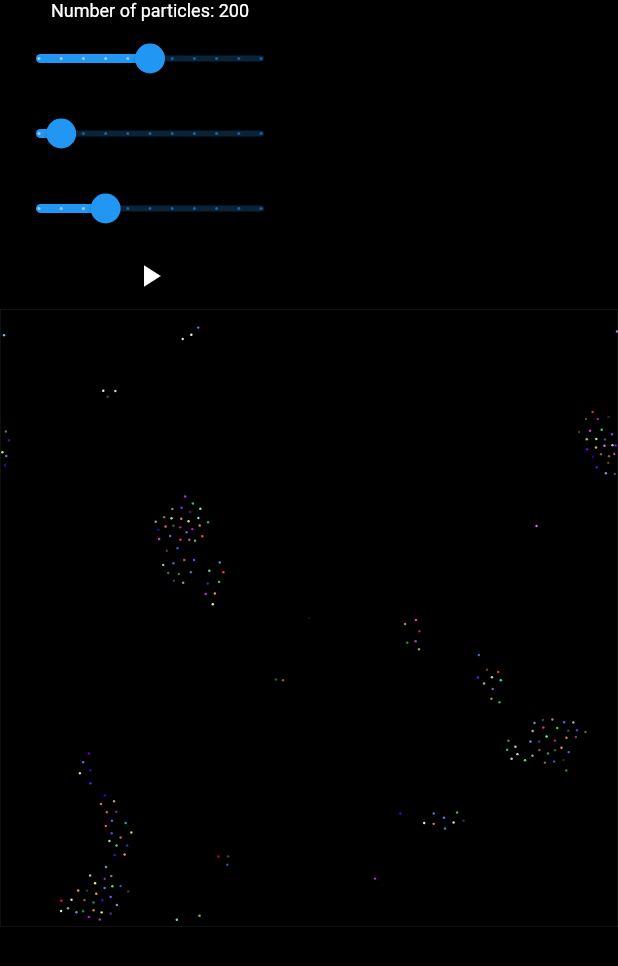
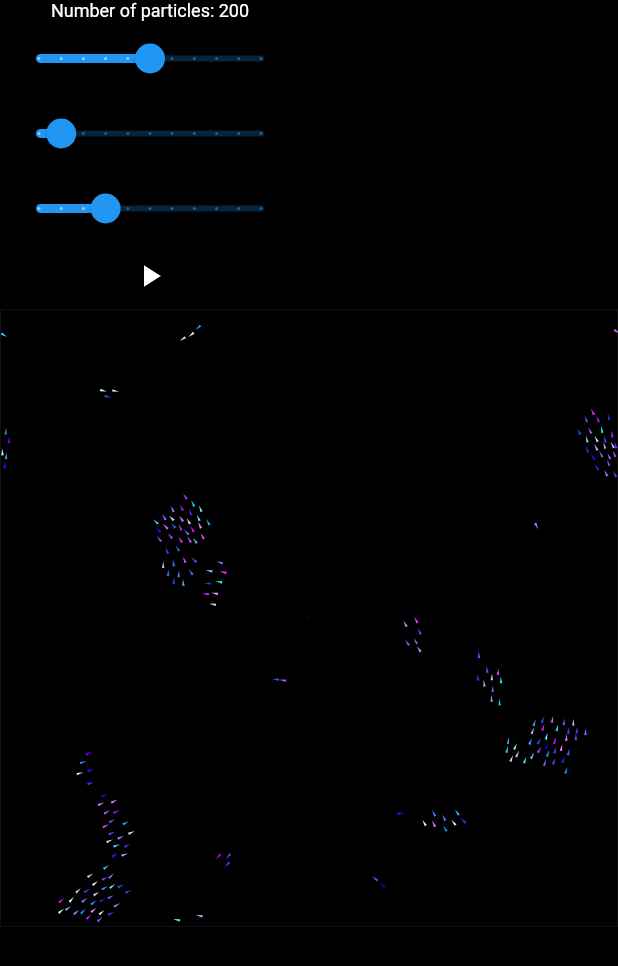
Before and after one commit to JohnSeavon/flocking_simulation, a Flutter app: the screen it shows after launch, after a tap on the "pause" icon, on a phone screen of 412 x 824 dp. Shown: the top 966 px of the screen. Run offline on Flutter 3.47's test engine with Material 2 defaults, Android fonts, the phone set to English and light mode, and no system bars.

Commit message:
implement new boid shape

```diff
--- a/lib/flock_painter.dart
+++ b/lib/flock_painter.dart
@@ -1,5 +1,8 @@
+import 'dart:math';
+
 import 'package:flocking_simulation/boid.dart';
 import 'package:flutter/material.dart';
+import 'package:vector_math/vector_math.dart' as vector;
 
 class FlockPaint extends CustomPaint {
   @override
@@ -11,39 +14,55 @@ class FlockPaint extends CustomPaint {
 class FlockPainter extends CustomPainter {
   List<Boid> flock;
   FlockPainter(this.flock);
+  static const double boidSize = 8;
+  static const halfSize = boidSize / 2;
+  static const radius = 2.0;
   @override
   void paint(Canvas canvas, Size size) {
-    const radius = 2.0;
-    final List<double> position = [size.width / 2, size.height / 2];
     final paintCenter = Paint()..color = Colors.white30;
-    final paintCircle = Paint()
-      ..color = Colors.white10
-      ..style = PaintingStyle.stroke;
-    canvas.drawCircle(Offset(position[0], position[1]), 1, paintCenter);
+    //final paint = Paint()..color = Colors.white;
+
+    // final paintCircle = Paint()
+    //   ..color = Colors.white10
+    //   ..style = PaintingStyle.stroke;
+
+    // final paintCircleRed = Paint()
+    //   ..color = Colors.red.withOpacity(0.2)
+    //   ..style = PaintingStyle.stroke;
+
+    canvas.drawCircle(Offset(size.width / 2, size.height / 2), 1, paintCenter);
 
     for (var boid in flock) {
       final randompaint = Paint()
-        ..color =
-            Color.fromRGBO(boid.color[0], boid.color[1], boid.color[2], 1);
+        ..color = Color.fromRGBO(boid.color[0], boid.color[1], 255, 1);
+
       if (!boid.position.isNaN) {
-        canvas.drawCircle(
-          Offset(
-            boid.position.x,
-            boid.position.y,
-          ),
-          radius,
-          randompaint,
-        );
-        // canvas.drawCircle(
-        //   Offset(
-        //     boid.position.x,
-        //     boid.position.y,
-        //   ),
-        //   15,
-        //   paintCircle,
-        // );
-      } else {
-        debugPrint('NaN');
+        canvas.save();
+        canvas.translate(boid.position.x, boid.position.y);
+
+        final path = Path()
+          ..moveTo(halfSize + 2, 0)
+          ..lineTo(-halfSize - 1, halfSize - 2)
+          ..lineTo(-halfSize - 1, -halfSize + 2)
+          ..close();
+
+        if (boid.velocity != vector.Vector2.zero() && !boid.velocity.isNaN) {
+          final boidAngle = atan2(boid.velocity.y, boid.velocity.x);
+          canvas.rotate(boidAngle);
+        }
+
+        canvas.drawPath(path, randompaint);
+        canvas.restore();
+
+        //   // perception radius
+        //   canvas.drawCircle(
+        //       Offset(boid.position.x, boid.position.y), 40, paintCircle);
+        //   // separation radius
+        //   canvas.drawCircle(
+        //       Offset(boid.position.x, boid.position.y), 15, paintCircleRed);
+        // } else {
+        //   debugPrint('NaN');
+        // }
       }
     }
   }
```
